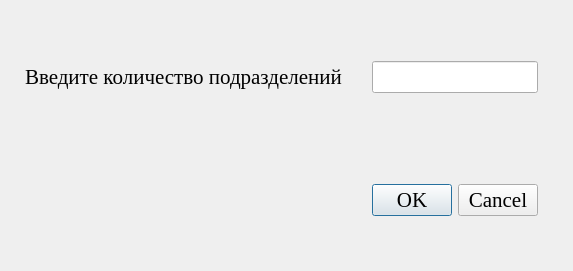
Above: qt_designer_ui/setNumSquad.ui from IvaMarin/Project-Network-Diagram-App before the change. Below: the same form after it.
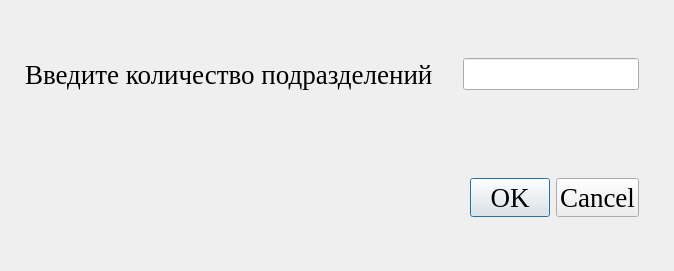
That is the form after the change.

Diff of the .ui file:
```diff
--- a/qt_designer_ui/setNumSquad.ui
+++ b/qt_designer_ui/setNumSquad.ui
@@ -6,14 +6,14 @@
    <rect>
     <x>0</x>
     <y>0</y>
-    <width>561</width>
+    <width>674</width>
     <height>271</height>
    </rect>
   </property>
   <property name="font">
    <font>
     <family>Times New Roman</family>
-    <pointsize>16</pointsize>
+    <pointsize>20</pointsize>
    </font>
   </property>
   <property name="windowTitle">
@@ -43,7 +43,7 @@
      <property name="font">
       <font>
        <family>Times New Roman</family>
-       <pointsize>16</pointsize>
+       <pointsize>20</pointsize>
       </font>
      </property>
      <property name="text">
@@ -53,6 +53,12 @@
    </item>
    <item row="1" column="1">
     <widget class="QDialogButtonBox" name="buttonBoxOKorCancel">
+     <property name="font">
+      <font>
+       <family>Times New Roman</family>
+       <pointsize>20</pointsize>
+      </font>
+     </property>
      <property name="orientation">
       <enum>Qt::Horizontal</enum>
      </property>
```
